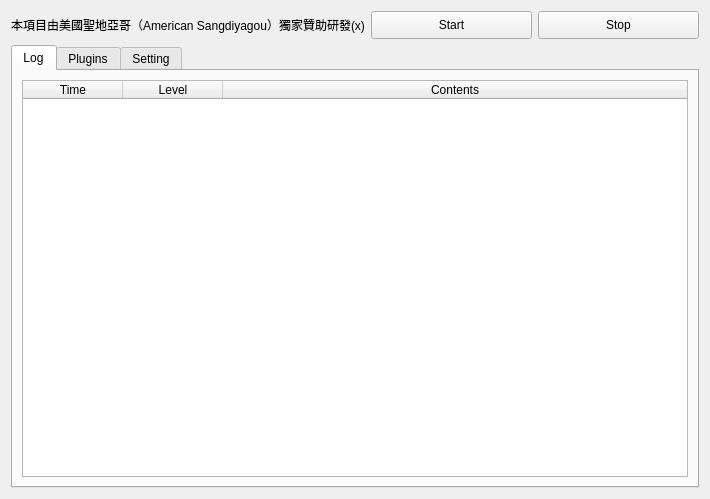
The window that ictye-live-dm/src/QT-GUI/main.ui (northgreen/ictye-live-dm) describes before a commit, drawn with Qt 5.
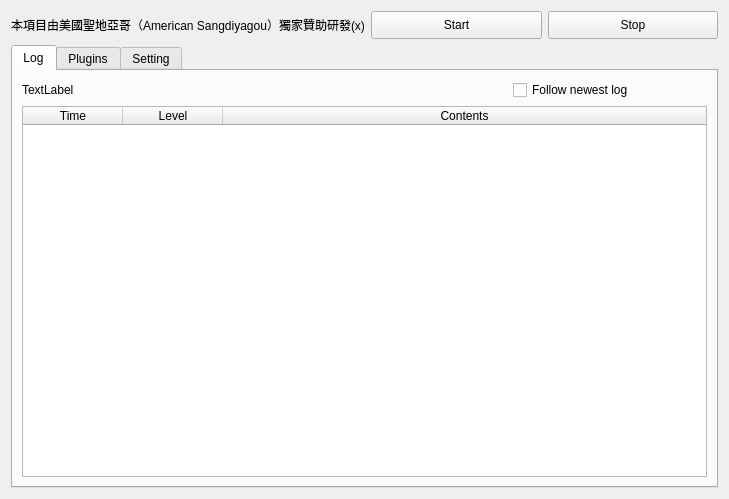
The same window after the commit. Icons and pictures are not drawn.

```diff
--- a/ictye-live-dm/src/QT-GUI/main.ui
+++ b/ictye-live-dm/src/QT-GUI/main.ui
@@ -9,7 +9,7 @@
    <rect>
     <x>0</x>
     <y>0</y>
-    <width>710</width>
+    <width>729</width>
     <height>499</height>
    </rect>
   </property>
@@ -51,6 +51,9 @@
      </item>
      <item>
       <widget class="QPushButton" name="stopButton">
+       <property name="enabled">
+        <bool>true</bool>
+       </property>
        <property name="maximumSize">
         <size>
          <width>316</width>
@@ -73,7 +76,31 @@
       <attribute name="title">
        <string>Log</string>
       </attribute>
-      <layout class="QHBoxLayout" name="horizontalLayout_2">
+      <layout class="QVBoxLayout" name="verticalLayout_4">
+       <item>
+        <layout class="QHBoxLayout" name="horizontalLayout_2">
+         <item>
+          <widget class="QLabel" name="totalLogLable">
+           <property name="text">
+            <string>TextLabel</string>
+           </property>
+          </widget>
+         </item>
+         <item>
+          <widget class="QCheckBox" name="followCheckBox">
+           <property name="maximumSize">
+            <size>
+             <width>194</width>
+             <height>16777215</height>
+            </size>
+           </property>
+           <property name="text">
+            <string>Follow newest log</string>
+           </property>
+          </widget>
+         </item>
+        </layout>
+       </item>
        <item>
         <widget class="QTableWidget" name="logTable">
          <property name="editTriggers">
```
Left out of the diff: 31 changed lines with no effect on the pictures.
